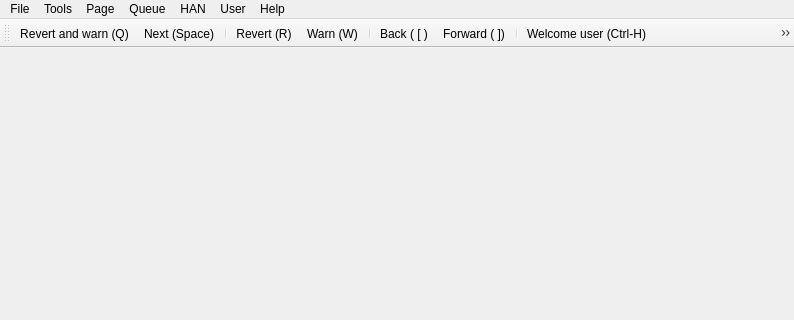
Before: the Qt Designer form huggle/mainwindow.ui in huggle/huggle3-qt-lx, drawn with Qt 5; both pictures show x 0 to 794 and y 0 to 320 of the 794 by 482 pixel window.
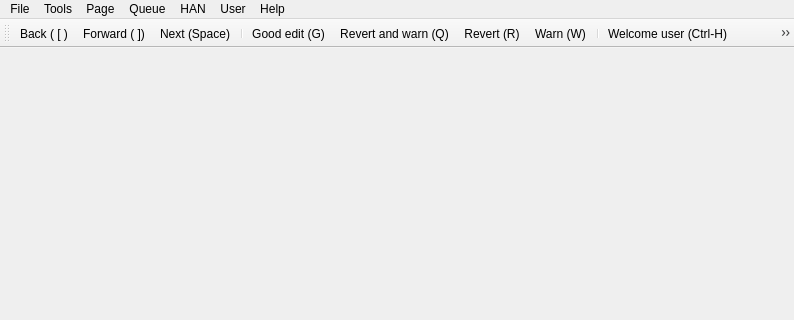
After: the same form once the commit is applied. Icons and pictures are not drawn.

Commit message: Reorder toolbar buttons

Patch:
```diff
--- a/huggle/mainwindow.ui
+++ b/huggle/mainwindow.ui
@@ -226,27 +226,24 @@
    <attribute name="toolBarBreak">
     <bool>false</bool>
    </attribute>
-   <addaction name="actionRevert_and_warn"/>
+   <addaction name="actionBack"/>
+   <addaction name="actionForward"/>
    <addaction name="actionNext"/>
    <addaction name="separator"/>
+   <addaction name="actionGood_edit"/>
+   <addaction name="actionRevert_and_warn"/>
    <addaction name="actionRevert"/>
    <addaction name="actionWarn"/>
    <addaction name="separator"/>
-   <addaction name="actionBack"/>
-   <addaction name="actionForward"/>
-   <addaction name="separator"/>
    <addaction name="actionWelcome_user"/>
-   <addaction name="actionOpen_in_a_browser"/>
-   <addaction name="separator"/>
-   <addaction name="actionGood_edit"/>
-   <addaction name="separator"/>
-   <addaction name="actionBlock_user_2"/>
-   <addaction name="actionReport_user"/>
    <addaction name="actionDisplay_talk"/>
    <addaction name="actionDecrease_badness"/>
    <addaction name="actionIncrease_badness"/>
+   <addaction name="actionReport_user"/>
+   <addaction name="actionBlock_user_2"/>
    <addaction name="separator"/>
    <addaction name="actionDelete_page"/>
+   <addaction name="actionOpen_in_a_browser"/>
   </widget>
   <widget class="QStatusBar" name="statusBar">
    <property name="font">
```
